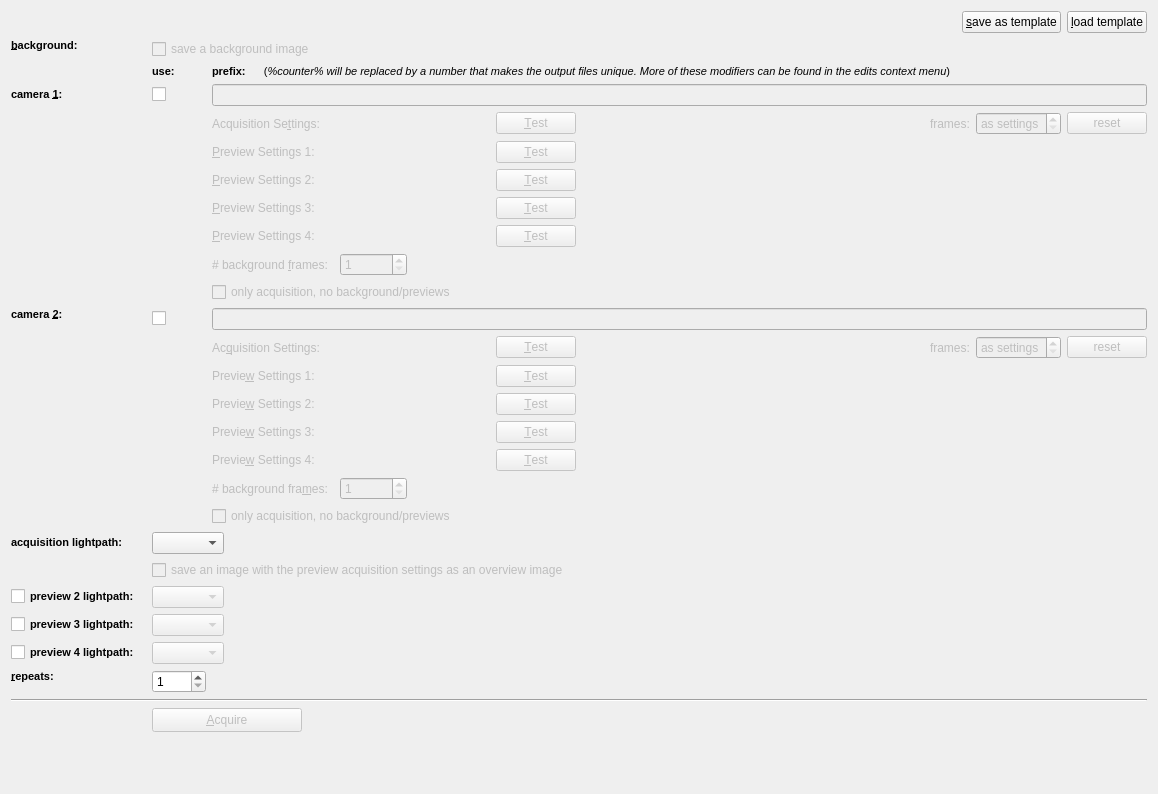
Qt form plugins/spimb040/qfespimb040acquisitionconfigwidget2.ui (jkriege2/QuickFit3) before a commit.
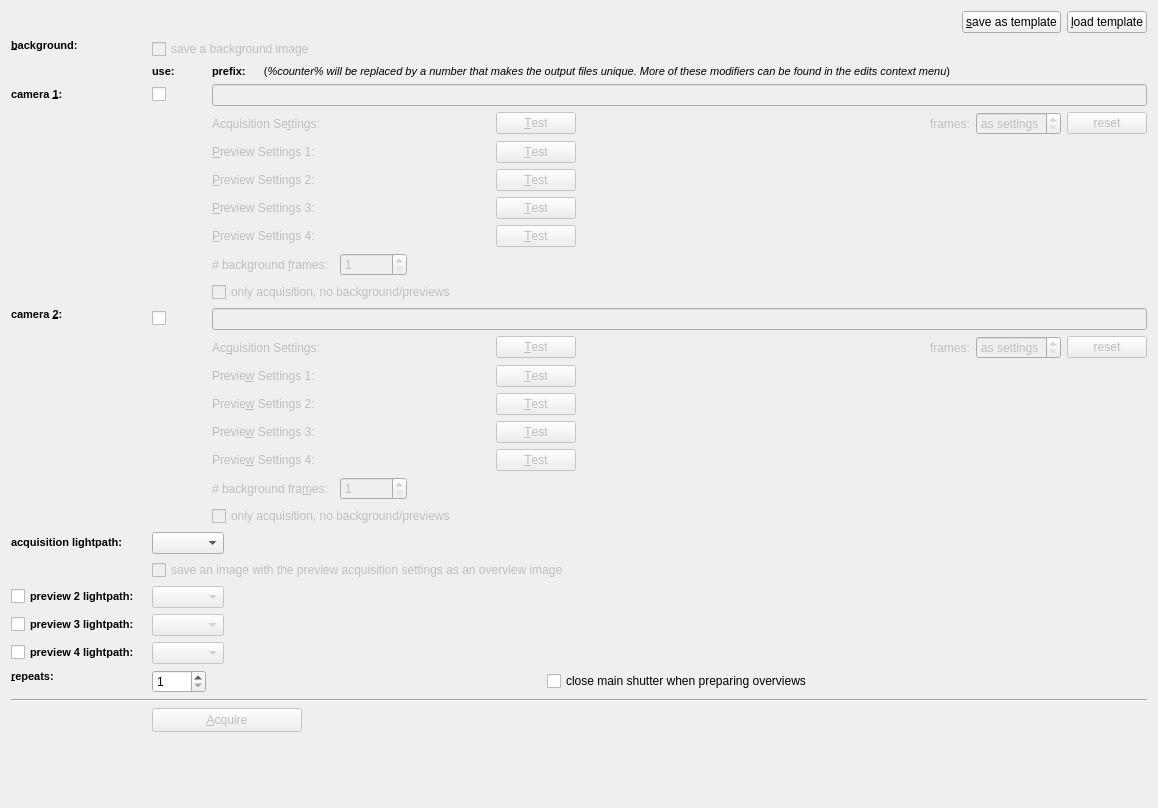
The same form after that commit. Icons and pictures are not drawn. Custom widgets are drawn as their Qt base class.

What changed in the file:
```diff
--- a/plugins/spimb040/qfespimb040acquisitionconfigwidget2.ui
+++ b/plugins/spimb040/qfespimb040acquisitionconfigwidget2.ui
@@ -7,7 +7,7 @@
     <x>0</x>
     <y>0</y>
     <width>1158</width>
-    <height>794</height>
+    <height>808</height>
    </rect>
   </property>
   <property name="windowTitle">
@@ -1111,6 +1111,43 @@
      </layout>
     </widget>
    </item>
+   <item row="13" column="3">
+    <layout class="QHBoxLayout" name="horizontalLayout_18">
+     <item>
+      <spacer name="horizontalSpacer_19">
+       <property name="orientation">
+        <enum>Qt::Horizontal</enum>
+       </property>
+       <property name="sizeHint" stdset="0">
+        <size>
+         <width>40</width>
+         <height>20</height>
+        </size>
+       </property>
+      </spacer>
+     </item>
+     <item>
+      <widget class="QCheckBox" name="chkCloseMainShutter">
+       <property name="text">
+        <string>close main shutter when preparing overviews</string>
+       </property>
+      </widget>
+     </item>
+     <item>
+      <spacer name="horizontalSpacer_18">
+       <property name="orientation">
+        <enum>Qt::Horizontal</enum>
+       </property>
+       <property name="sizeHint" stdset="0">
+        <size>
+         <width>40</width>
+         <height>20</height>
+        </size>
+       </property>
+      </spacer>
+     </item>
+    </layout>
+   </item>
   </layout>
  </widget>
  <customwidgets>
```
Left out of the diff: 3 changed lines with no effect on the pictures.
